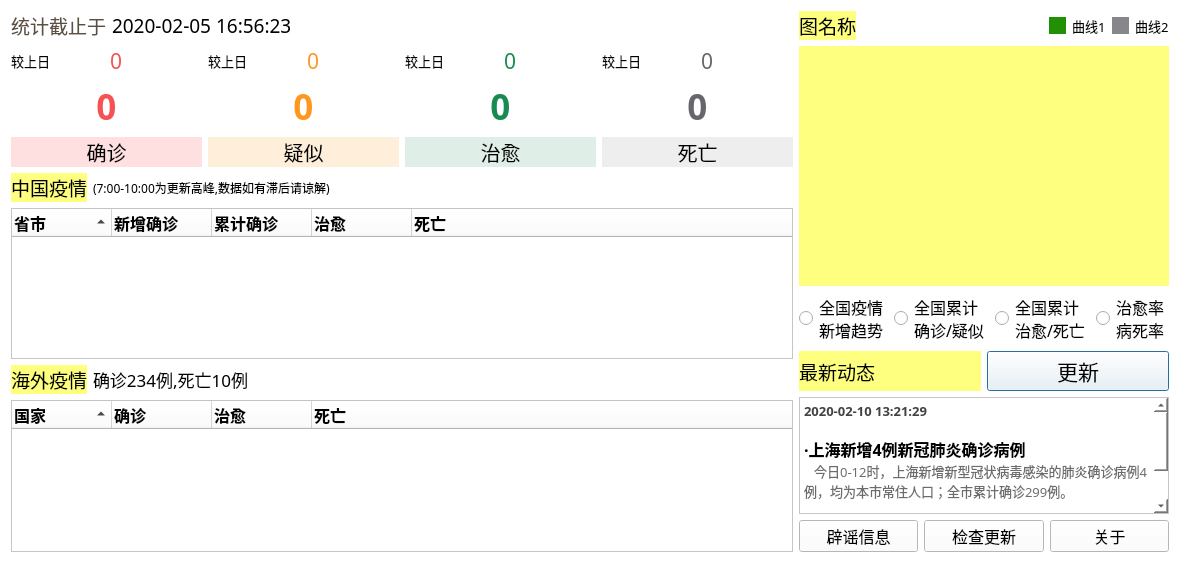
Above: dialog.ui from qtexe/qt_2019_ncov before the change. Below: the same form after it.
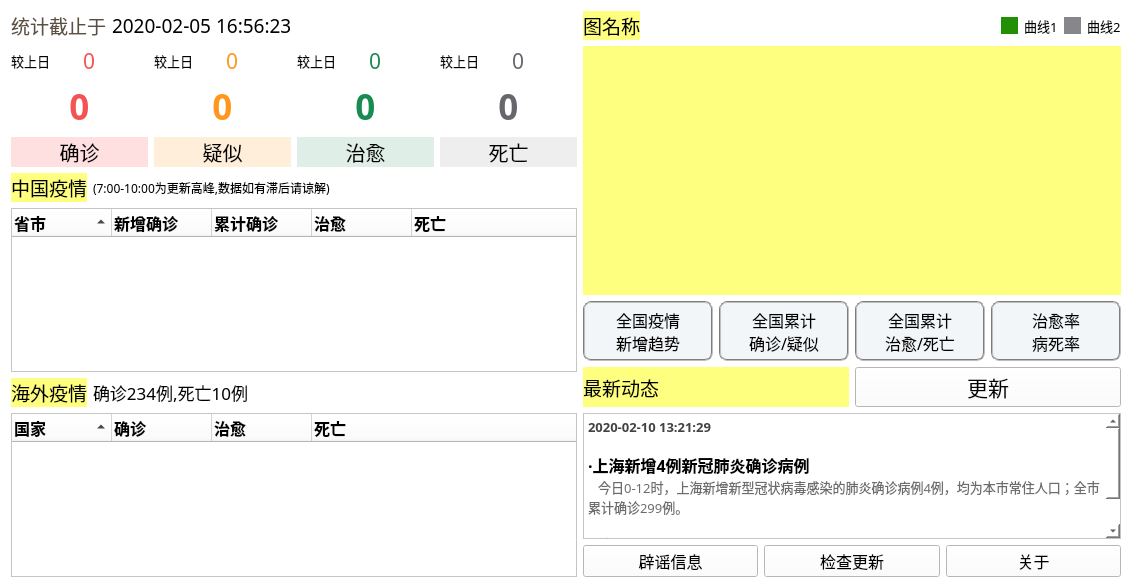
That is the form after the change. Custom widgets are drawn as their Qt base class.

Commit message: 1.添加软件图标 2.曲线选择改为PushButton，并添加选中和非选中风格区别 3.发现运行时间过长之后，软件变卡的问题，特别是曲线切换

Diff of the .ui file:
```diff
--- a/dialog.ui
+++ b/dialog.ui
@@ -6,8 +6,8 @@
    <rect>
     <x>0</x>
     <y>0</y>
-    <width>1180</width>
-    <height>563</height>
+    <width>1132</width>
+    <height>588</height>
    </rect>
   </property>
   <property name="font">
@@ -827,23 +827,37 @@
         </widget>
        </item>
        <item>
-        <layout class="QHBoxLayout" name="horizontalLayout">
+        <layout class="QHBoxLayout" name="horizontalLayout" stretch="1,1,1,1">
          <item>
-          <widget class="QRadioButton" name="rb0_add">
+          <widget class="QPushButton" name="btn_line_0">
            <property name="sizePolicy">
-            <sizepolicy hsizetype="Maximum" vsizetype="Fixed">
+            <sizepolicy hsizetype="Minimum" vsizetype="Preferred">
              <horstretch>0</horstretch>
              <verstretch>0</verstretch>
             </sizepolicy>
            </property>
+           <property name="minimumSize">
+            <size>
+             <width>130</width>
+             <height>60</height>
+            </size>
+           </property>
+           <property name="maximumSize">
+            <size>
+             <width>130</width>
+             <height>60</height>
+            </size>
+           </property>
            <property name="font">
             <font>
              <family>黑体</family>
              <pointsize>12</pointsize>
             </font>
            </property>
-           <property name="inputMethodHints">
-            <set>Qt::ImhMultiLine</set>
+           <property name="styleSheet">
+            <string notr="true">border:2px groove rgb(126, 126, 126);
+border-radius:8px;
+background-color: rgb(243, 246, 248);</string>
            </property>
            <property name="text">
             <string>全国疫情
@@ -855,21 +869,35 @@
           </widget>
          </item>
          <item>
-          <widget class="QRadioButton" name="rb1_total_CfmSpt">
+          <widget class="QPushButton" name="btn_line_1">
            <property name="sizePolicy">
-            <sizepolicy hsizetype="Maximum" vsizetype="Fixed">
+            <sizepolicy hsizetype="Minimum" vsizetype="Preferred">
              <horstretch>0</horstretch>
              <verstretch>0</verstretch>
             </sizepolicy>
            </property>
+           <property name="minimumSize">
+            <size>
+             <width>130</width>
+             <height>60</height>
+            </size>
+           </property>
+           <property name="maximumSize">
+            <size>
+             <width>130</width>
+             <height>60</height>
+            </size>
+           </property>
            <property name="font">
             <font>
              <family>黑体</family>
              <pointsize>12</pointsize>
             </font>
            </property>
-           <property name="inputMethodHints">
-            <set>Qt::ImhMultiLine</set>
+           <property name="styleSheet">
+            <string notr="true">border:2px groove rgb(126, 126, 126);
+border-radius:8px;
+background-color: rgb(243, 246, 248);</string>
            </property>
            <property name="text">
             <string>全国累计
@@ -881,21 +909,35 @@
           </widget>
          </item>
          <item>
-          <widget class="QRadioButton" name="rb2_toal_HealDead">
+          <widget class="QPushButton" name="btn_line_2">
            <property name="sizePolicy">
-            <sizepolicy hsizetype="Maximum" vsizetype="Fixed">
+            <sizepolicy hsizetype="Minimum" vsizetype="Preferred">
              <horstretch>0</horstretch>
              <verstretch>0</verstretch>
             </sizepolicy>
            </property>
+           <property name="minimumSize">
+            <size>
+             <width>130</width>
+             <height>60</height>
+            </size>
+           </property>
+           <property name="maximumSize">
+            <size>
+             <width>130</width>
+             <height>60</height>
+            </size>
+           </property>
            <property name="font">
             <font>
              <family>黑体</family>
              <pointsize>12</pointsize>
             </font>
            </property>
-           <property name="inputMethodHints">
-            <set>Qt::ImhMultiLine</set>
+           <property name="styleSheet">
+            <string notr="true">border:2px groove rgb(126, 126, 126);
+border-radius:8px;
+background-color: rgb(243, 246, 248);</string>
            </property>
            <property name="text">
             <string>全国累计
@@ -907,21 +949,35 @@
           </widget>
          </item>
          <item>
-          <widget class="QRadioButton" name="rb3_rate">
+          <widget class="QPushButton" name="btn_line_3">
            <property name="sizePolicy">
-            <sizepolicy hsizetype="Maximum" vsizetype="Fixed">
+            <sizepolicy hsizetype="Minimum" vsizetype="Preferred">
              <horstretch>0</horstretch>
              <verstretch>0</verstretch>
             </sizepolicy>
            </property>
+           <property name="minimumSize">
+            <size>
+             <width>130</width>
+             <height>60</height>
+            </size>
+           </property>
+           <property name="maximumSize">
+            <size>
+             <width>130</width>
+             <height>60</height>
+            </size>
+           </property>
            <property name="font">
             <font>
              <family>黑体</family>
              <pointsize>12</pointsize>
             </font>
            </property>
-           <property name="inputMethodHints">
-            <set>Qt::ImhMultiLine</set>
+           <property name="styleSheet">
+            <string notr="true">border:2px groove rgb(126, 126, 126);
+border-radius:8px;
+background-color: rgb(243, 246, 248);</string>
            </property>
            <property name="text">
             <string>治愈率
```
Left out of the diff: 18 changed lines with no effect on the pictures. The commit also changes 25 other files.
